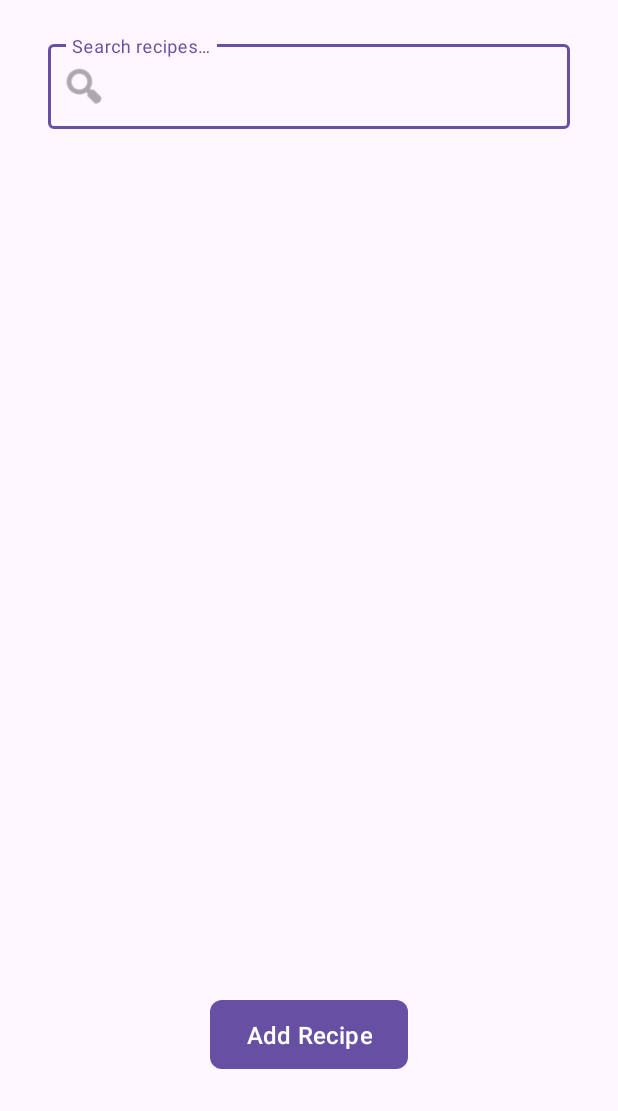
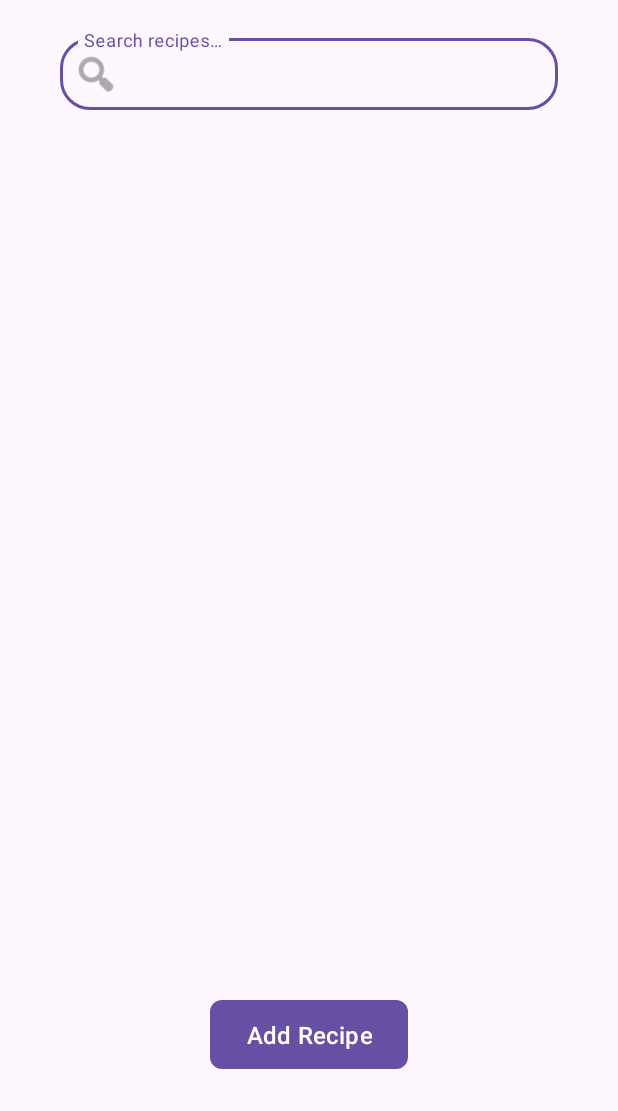
Before and after one commit to Pashinsky38/Cooking-Book, an Android app: the screen it shows after launch (MainActivity), on a phone screen of 412 x 824 dp, the part 125-1236 px from its top. Run offline under Robolectric (Android 15) with nearby library versions, the phone set to English and light mode, and no system bars.

Commit message:
TODO:
Add a tiny bit more padding for the search bar, I feel like it's still too close to the edges of the screen.

```diff
--- a/app/src/main/res/layout/activity_main.xml
+++ b/app/src/main/res/layout/activity_main.xml
@@ -26,11 +26,15 @@
         android:id="@+id/searchInputLayout"
         android:layout_width="0dp"
         android:layout_height="wrap_content"
-        android:layout_marginTop="24dp"
-        android:layout_marginStart="8dp"
-        android:layout_marginEnd="8dp"
-        style="@style/Widget.MaterialComponents.TextInputLayout.OutlinedBox"
+        android:layout_marginTop="20dp"
+        android:layout_marginStart="16dp"
+        android:layout_marginEnd="16dp"
+        style="@style/Widget.MaterialComponents.TextInputLayout.OutlinedBox.Dense"
         app:startIconDrawable="@android:drawable/ic_menu_search"
+        app:boxCornerRadiusTopStart="20dp"
+        app:boxCornerRadiusTopEnd="20dp"
+        app:boxCornerRadiusBottomStart="20dp"
+        app:boxCornerRadiusBottomEnd="20dp"
         app:layout_constraintTop_toBottomOf="@+id/titleTextView"
         app:layout_constraintStart_toStartOf="parent"
         app:layout_constraintEnd_toEndOf="parent">
@@ -41,7 +45,9 @@
             android:layout_height="wrap_content"
             android:hint="@string/search_hint"
             android:inputType="text"
-            android:maxLines="1" />
+            android:maxLines="1"
+            android:paddingTop="12dp"
+            android:paddingBottom="12dp" />
     </com.google.android.material.textfield.TextInputLayout>
 
     <androidx.recyclerview.widget.RecyclerView
```
